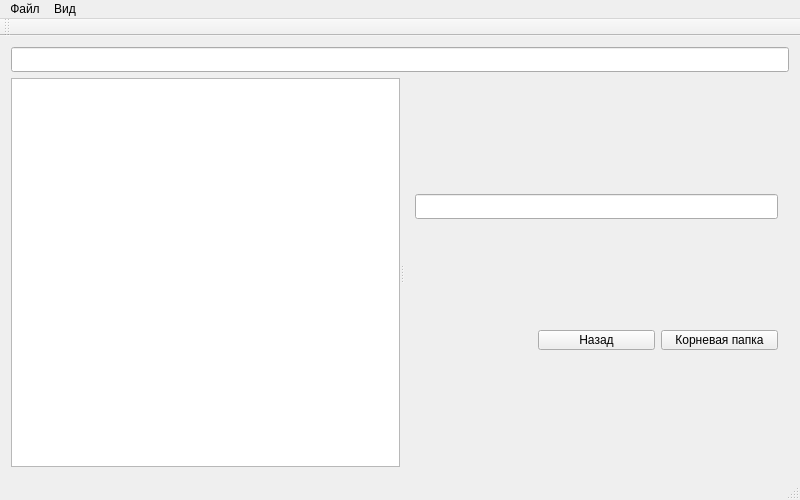
This is mainwindow.ui in eugeen3/FileManager as Qt 5 draws it before an edit. The edited form follows.
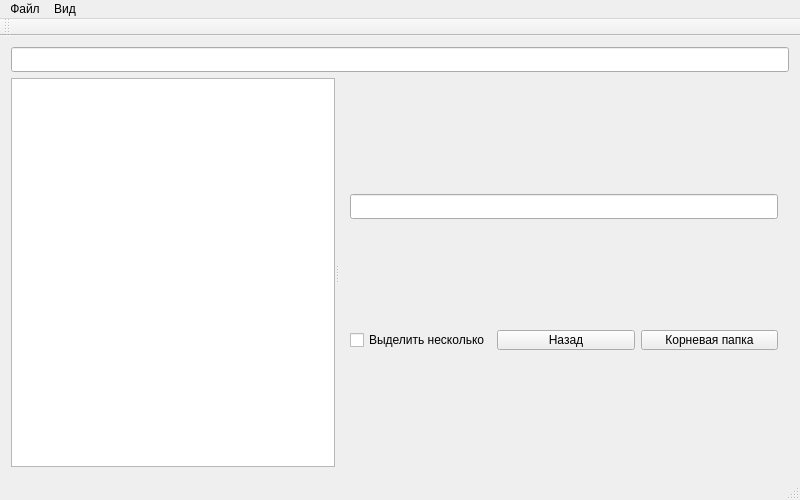
This is the edited form.

What changed in the file:
```diff
--- a/mainwindow.ui
+++ b/mainwindow.ui
@@ -140,19 +140,6 @@
             </property>
            </widget>
           </item>
-          <item row="1" column="0">
-           <spacer name="horizontalSpacer">
-            <property name="orientation">
-             <enum>Qt::Horizontal</enum>
-            </property>
-            <property name="sizeHint" stdset="0">
-             <size>
-              <width>40</width>
-              <height>20</height>
-             </size>
-            </property>
-           </spacer>
-          </item>
           <item row="0" column="0" colspan="3">
            <widget class="QLineEdit" name="searchInCurDir">
             <property name="minimumSize">
@@ -169,6 +156,13 @@
             </property>
            </widget>
           </item>
+          <item row="1" column="0">
+           <widget class="QCheckBox" name="multSelection">
+            <property name="text">
+             <string>Выделить несколько</string>
+            </property>
+           </widget>
+          </item>
          </layout>
         </widget>
        </widget>
```
